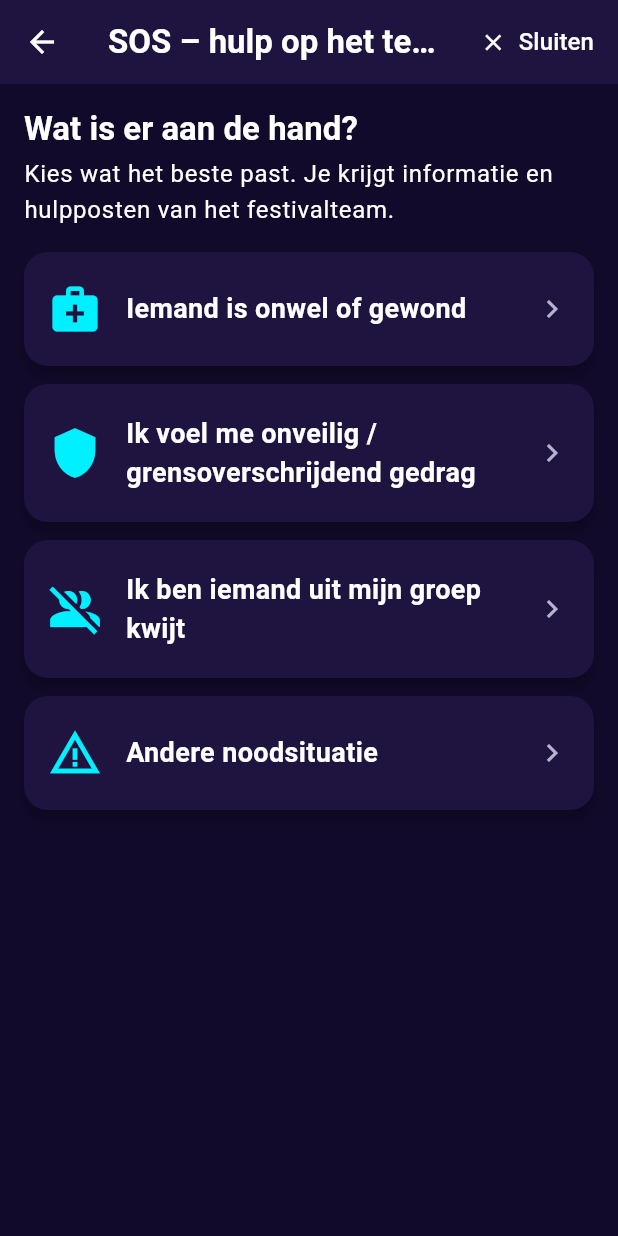
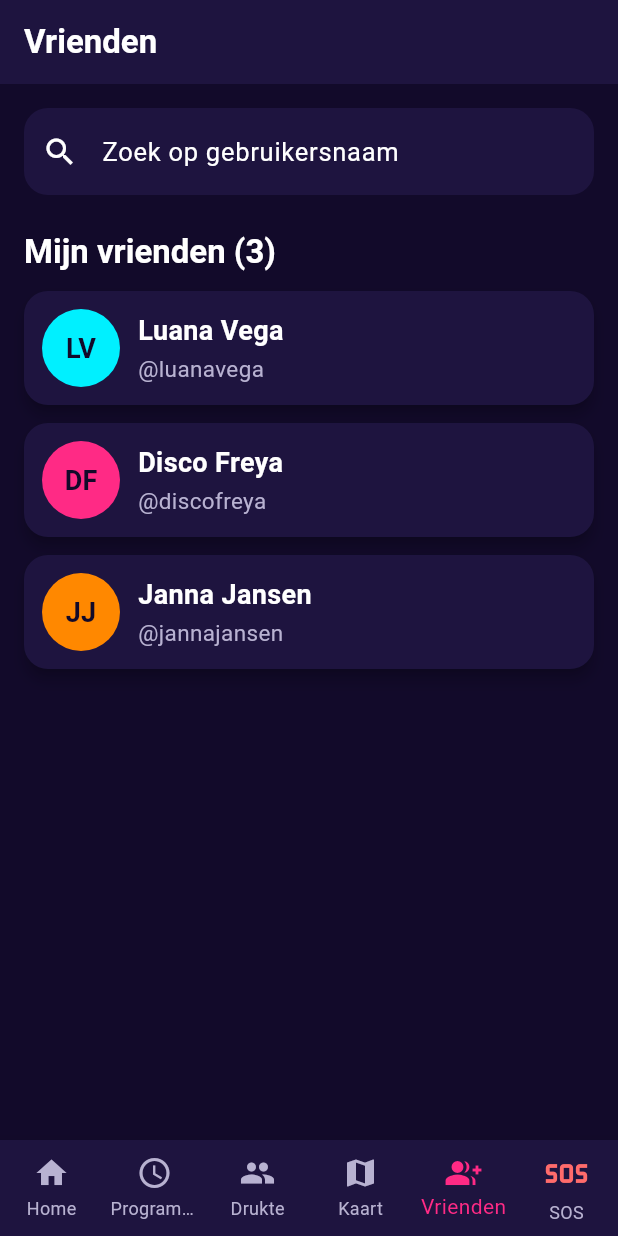
Before and after one commit to Frebae/Festival-companion, a Flutter app: the screen it shows after launch, item 5 of the bottom bar chosen, on a phone screen of 412 x 824 dp. Run offline on Flutter 3.47's test engine with Material 3 defaults, Android fonts, the phone set to English and light mode, and no system bars; our stand-ins replace material_ui.

Commit message:
Vrienden toegevoegd

```diff
--- /dev/null
+++ b/lib/data/dummy_gebruikers.dart
@@ -0,0 +1,17 @@
+import '../models/gebruiker.dart';
+
+// DEMO: fictieve accounts om de layout te laten zien.
+// Later komen gebruikers en vrienden uit de backend.
+const List<Gebruiker> dummyGebruikers = [
+  Gebruiker(id: 'g-01', weergavenaam: 'Luana Vega', gebruikersnaam: 'luanavega'),
+  Gebruiker(id: 'g-02', weergavenaam: 'Ties Orbit', gebruikersnaam: 'tiesorbit'),
+  Gebruiker(id: 'g-03', weergavenaam: 'Disco Freya', gebruikersnaam: 'discofreya'),
+  Gebruiker(id: 'g-04', weergavenaam: 'Aram Groove', gebruikersnaam: 'aramgroove'),
+  Gebruiker(id: 'g-05', weergavenaam: 'Janna Jansen', gebruikersnaam: 'jannajansen'),
+  Gebruiker(id: 'g-06', weergavenaam: 'Lesley Leeuw', gebruikersnaam: 'lesleyleeuw'),
+  Gebruiker(id: 'g-07', weergavenaam: 'Issraa Doekje', gebruikersnaam: 'issraadoekje'),
+  Gebruiker(id: 'g-08', weergavenaam: 'Opa Gangnamstyle', gebruikersnaam: 'OpaGangnamstyle'),
+];
+
+// DEMO: met deze accounts ben je al bevriend.
+const Set<String> dummyVriendIds = {'g-01', 'g-03', 'g-05'};
--- a/lib/main.dart
+++ b/lib/main.dart
@@ -6,6 +6,7 @@ import 'screens/crowd_screen.dart';
 import 'screens/map_screen.dart';
 import 'screens/timetable_screen.dart';
 import 'screens/sos_keuze_screen.dart';
+import 'screens/vrienden_screen.dart';
 
 void main() {
   runApp(const FestivalBuddyApp());
@@ -36,7 +37,7 @@ class _MainNavigationState extends State<MainNavigation> {
   int _currentIndex = 0;
 
   // De SOS-knop is de laatste knop in de balk, maar geen gewoon tabblad.
-  static const int _sosIndex = 4;
+  static const int _sosIndex = 5;
 
   // Al jullie gemaakte schermen op een rij achter de knoppen onderaan
   final List<Widget> _screens = [
@@ -44,6 +45,7 @@ class _MainNavigationState extends State<MainNavigation> {
     const TimetableScreen(), // Index 1 (Programma)
     const CrowdScreen(), // Index 2 (Drukte / Crowd)
     const MapScreen(), // Index 3 (Kaart)
+    const VriendenScreen(), // Index 4 (Vrienden)
   ];
 
   void _onTap(int index) {
@@ -88,6 +90,10 @@ class _MainNavigationState extends State<MainNavigation> {
             label: 'Kaart',
           ),
           BottomNavigationBarItem(
+            icon: Icon(Icons.group_add),
+            label: 'Vrienden',
+          ),
+          BottomNavigationBarItem(
             icon: Icon(Icons.sos, color: SosKleuren.roodLicht, size: 30),
             label: 'SOS',
           ),
--- /dev/null
+++ b/lib/models/gebruiker.dart
@@ -0,0 +1,20 @@
+/// Een gebruiker van de app.
+/// Nu alleen fictieve accounts; later komen deze uit de backend.
+class Gebruiker {
+  final String id;
+  final String weergavenaam; // bijvoorbeeld 'Luna Vega'
+  final String gebruikersnaam; // bijvoorbeeld 'lunavega' (zonder @)
+
+  const Gebruiker({
+    required this.id,
+    required this.weergavenaam,
+    required this.gebruikersnaam,
+  });
+
+  /// Eerste letters van de naam, voor de avatar. 'Luna Vega' -> 'LV'
+  String get initialen {
+    final delen = weergavenaam.trim().split(' ');
+    if (delen.length == 1) return delen.first[0].toUpperCase();
+    return (delen.first[0] + delen.last[0]).toUpperCase();
+  }
+}
--- /dev/null
+++ b/lib/screens/vrienden_screen.dart
@@ -0,0 +1,211 @@
+import 'package:material_ui/material_ui.dart';
+import '../data/dummy_gebruikers.dart';
+import '../models/gebruiker.dart';
+import '../theme/app_theme.dart';
+import '../widgets/gebruiker_kaart.dart';
+
+/// Scherm 'Vrienden': zoek gebruikers en bekijk je vrienden.
+/// DEMO: alleen layout met fictieve accounts. Er wordt niets verstuurd
+/// of opgeslagen; na het sluiten van de app is alles weer zoals eerst.
+class VriendenScreen extends StatefulWidget {
+  const VriendenScreen({super.key});
+
+  @override
+  State<VriendenScreen> createState() => _VriendenScreenState();
+}
+
+class _VriendenScreenState extends State<VriendenScreen> {
+  final TextEditingController _zoekVeld = TextEditingController();
+  String _zoekterm = '';
+
+  // Aan wie je (in deze demo) een verzoek hebt gestuurd.
+  final Set<String> _verzoekVerstuurd = {};
+
+  @override
+  void dispose() {
+    _zoekVeld.dispose();
+    super.dispose();
+  }
+
+  bool _isVriend(Gebruiker g) => dummyVriendIds.contains(g.id);
+
+  List<Gebruiker> get _vrienden =>
+      dummyGebruikers.where(_isVriend).toList();
+
+  /// Filtert de dummyaccounts op gebruikersnaam (en weergavenaam).
+  /// Hoofdletters en een @ aan het begin maken niet uit.
+  List<Gebruiker> get _zoekresultaten {
+    final term = _zoekterm.trim().toLowerCase().replaceFirst('@', '');
+    if (term.isEmpty) return [];
+    return dummyGebruikers
+        .where((g) =>
+            g.gebruikersnaam.toLowerCase().contains(term) ||
+            g.weergavenaam.toLowerCase().contains(term))
+        .toList();
+  }
+
+  /// De knop of het label naast een zoekresultaat.
+  Widget _actieVoor(Gebruiker g) {
+    if (_isVriend(g)) {
+      return const _Label(tekst: 'Vriend', icoon: Icons.check_circle);
+    }
+    if (_verzoekVerstuurd.contains(g.id)) {
+      return const _Label(tekst: 'Verzoek verstuurd', icoon: Icons.schedule_send);
+    }
+    return FilledButton.icon(
+      onPressed: () => setState(() => _verzoekVerstuurd.add(g.id)),
+      style: FilledButton.styleFrom(
+        backgroundColor: GalacticColors.primaryNeonPink,
+        foregroundColor: GalacticColors.textLight,
+        minimumSize: const Size(48, 48),
+        textStyle: const TextStyle(fontSize: 16, fontWeight: FontWeight.bold),
+      ),
+      icon: const Icon(Icons.person_add),
+      label: const Text('Toevoegen'),
+    );
+  }
+
+  @override
+  Widget build(BuildContext context) {
+    final tekst = Theme.of(context).textTheme;
+    final isZoeken = _zoekterm.trim().isNotEmpty;
+    final resultaten = _zoekresultaten;
+
+    return Scaffold(
+      appBar: AppBar(title: const Text('Vrienden')),
+      body: ListView(
+        padding: const EdgeInsets.all(16),
+        children: [
+          // --- Zoekveld ---
+          TextField(
+            controller: _zoekVeld,
+            onChanged: (waarde) => setState(() => _zoekterm = waarde),
+            style: const TextStyle(fontSize: 17, color: GalacticColors.textLight),
+            decoration: InputDecoration(
+              hintText: 'Zoek op gebruikersnaam',
+              prefixIcon: const Icon(Icons.search),
+              // Kruisje om het zoekveld leeg te maken.
+              suffixIcon: isZoeken
+                  ? IconButton(
+                      tooltip: 'Zoekveld leegmaken',
+                      icon: const Icon(Icons.clear),
+                      onPressed: () {
+                        _zoekVeld.clear();
+                        setState(() => _zoekterm = '');
+                      },
+                    )
+                  : null,
+              filled: true,
+              fillColor: GalacticColors.surfaceCard,
+              border: OutlineInputBorder(
+                borderRadius: BorderRadius.circular(16),
+                borderSide: BorderSide.none,
+              ),
+              focusedBorder: OutlineInputBorder(
+                borderRadius: BorderRadius.circular(16),
+                borderSide: const BorderSide(color: GalacticColors.accentCyan, width: 2),
+              ),
+            ),
+          ),
+          const SizedBox(height: 24),
+
+          // --- Zoekresultaten (alleen tijdens het zoeken) ---
+          if (isZoeken) ...[
+            Text('Zoekresultaten', style: tekst.titleLarge),
+            const SizedBox(height: 12),
+            if (resultaten.isEmpty)
+              const _GeenResultaten()
+            else
+              for (final g in resultaten)
+                GebruikerKaart(gebruiker: g, actie: _actieVoor(g)),
+            const SizedBox(height: 24),
+          ],
+
+          // --- Overzicht van je vrienden ---
+          Text('Mijn vrienden (${_vrienden.length})', style: tekst.titleLarge),
+          const SizedBox(height: 12),
+          for (final g in _vrienden) GebruikerKaart(gebruiker: g),
+        ],
+      ),
+    );
+  }
+}
+
+/// Klein label in plaats van een knop, bijvoorbeeld 'Verzoek verstuurd'.
+class _Label extends StatelessWidget {
+  final String tekst;
+  final IconData icoon;
+
+  const _Label({required this.tekst, required this.icoon});
+
+  @override
+  Widget build(BuildContext context) {
+    return Container(
+      constraints: const BoxConstraints(minHeight: 48),
+      padding: const EdgeInsets.symmetric(horizontal: 12),
+      decoration: BoxDecoration(
+        borderRadius: BorderRadius.circular(24),
+        border: Border.all(color: GalacticColors.accentCyan, width: 2),
+      ),
+      child: Row(
+        mainAxisSize: MainAxisSize.min,
+        mainAxisAlignment: MainAxisAlignment.center,
+        children: [
+          Icon(icoon, size: 20, color: GalacticColors.accentCyan),
+          const SizedBox(width: 6),
+          // Flexible: op een heel smal scherm wordt de tekst afgekapt
+          // in plaats van buiten de kaart te lopen.
+          Flexible(
+            child: Text(
+              tekst,
+              overflow: TextOverflow.ellipsis,
+              style: const TextStyle(
+                fontSize: 15,
+                fontWeight: FontWeight.bold,
+                color: GalacticColors.accentCyan,
+              ),
+            ),
+          ),
+        ],
+      ),
+    );
+  }
+}
+
+/// Melding als niemand aan de zoekopdracht voldoet.
+class _GeenResultaten extends StatelessWidget {
+  const _GeenResultaten();
+
+  @override
+  Widget build(BuildContext context) {
+    return Container(
+      padding: const EdgeInsets.all(20),
+      decoration: BoxDecoration(
+        color: GalacticColors.surfaceCard,
+        borderRadius: BorderRadius.circular(16),
+        border: Border.all(color: GalacticColors.accentNeonOrange, width: 2),
+      ),
+      child: const Column(
+        children: [
+          Icon(Icons.person_search, size: 40, color: GalacticColors.accentNeonOrange),
+          SizedBox(height: 8),
+          Text(
+            'Geen gebruikers gevonden',
+            textAlign: TextAlign.center,
+            style: TextStyle(
+              fontSize: 18,
+              fontWeight: FontWeight.bold,
+              color: GalacticColors.textLight,
+            ),
+          ),
+          SizedBox(height: 4),
+          Text(
+            'Controleer de spelling of probeer een andere gebruikersnaam.',
+            textAlign: TextAlign.center,
+            style: TextStyle(fontSize: 15, color: GalacticColors.textMuted),
+          ),
+        ],
+      ),
+    );
+  }
+}
--- /dev/null
+++ b/lib/widgets/gebruiker_kaart.dart
@@ -0,0 +1,93 @@
+import 'package:material_ui/material_ui.dart';
+import '../models/gebruiker.dart';
+import '../theme/app_theme.dart';
+
+/// Kaart met avatar, weergavenaam en gebruikersnaam van één gebruiker.
+/// Rechts (of op een smal scherm eronder) staat een optionele knop of label.
+class GebruikerKaart extends StatelessWidget {
+  final Gebruiker gebruiker;
+  final Widget? actie; // bijvoorbeeld de knop 'Toevoegen'
+
+  const GebruikerKaart({super.key, required this.gebruiker, this.actie});
+
+  // Afwisselende neonkleuren voor de avatars.
+  static const List<Color> _avatarKleuren = [
+    GalacticColors.primaryNeonPink,
+    GalacticColors.accentCyan,
+    GalacticColors.accentNeonOrange,
+  ];
+
+  @override
+  Widget build(BuildContext context) {
+    final kleur = _avatarKleuren[gebruiker.id.codeUnits.last % _avatarKleuren.length];
+
+    final avatar = CircleAvatar(
+      radius: 26,
+      backgroundColor: kleur,
+      child: Text(
+        gebruiker.initialen,
+        style: const TextStyle(
+          fontSize: 18,
+          fontWeight: FontWeight.bold,
+          color: GalacticColors.backgroundDark,
+        ),
+      ),
+    );
+
+    final namen = Column(
+      crossAxisAlignment: CrossAxisAlignment.start,
+      children: [
+        Text(
+          gebruiker.weergavenaam,
+          maxLines: 1,
+          overflow: TextOverflow.ellipsis,
+          style: const TextStyle(
+            fontSize: 18,
+            fontWeight: FontWeight.bold,
+            color: GalacticColors.textLight,
+          ),
+        ),
+        const SizedBox(height: 2),
+        Text(
+          '@${gebruiker.gebruikersnaam}',
+          maxLines: 1,
+          overflow: TextOverflow.ellipsis,
+          style: const TextStyle(fontSize: 15, color: GalacticColors.textMuted),
+        ),
+      ],
+    );
+
+    return Card(
+      margin: const EdgeInsets.only(bottom: 12),
+      child: Padding(
+        padding: const EdgeInsets.all(12),
+        // LayoutBuilder vertelt hoeveel ruimte de kaart heeft.
+        child: LayoutBuilder(
+          builder: (context, constraints) {
+            final isSmal = constraints.maxWidth < 340;
+            final regel = Row(
+              children: [
+                avatar,
+                const SizedBox(width: 12),
+                Expanded(child: namen),
+                if (actie != null && !isSmal) ...[
+                  const SizedBox(width: 8),
+                  actie!,
+                ],
+              ],
+            );
+
+            // Smal scherm: de knop onder de naam, over de volle breedte.
+            if (actie != null && isSmal) {
+              return Column(
+                crossAxisAlignment: CrossAxisAlignment.stretch,
+                children: [regel, const SizedBox(height: 12), actie!],
+              );
+            }
+            return regel;
+          },
+        ),
+      ),
+    );
+  }
+}
```
Also changed, not shown: pubspec.lock.
